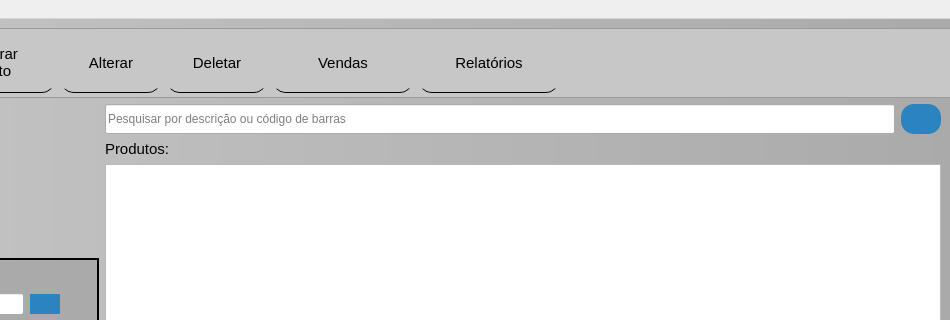
Old version of the form mainwindow.ui in the repository GabR36/QEstoqueLoja; both pictures show x 260 to 1210 and y 0 to 320 of the 1210 by 643 pixel window.
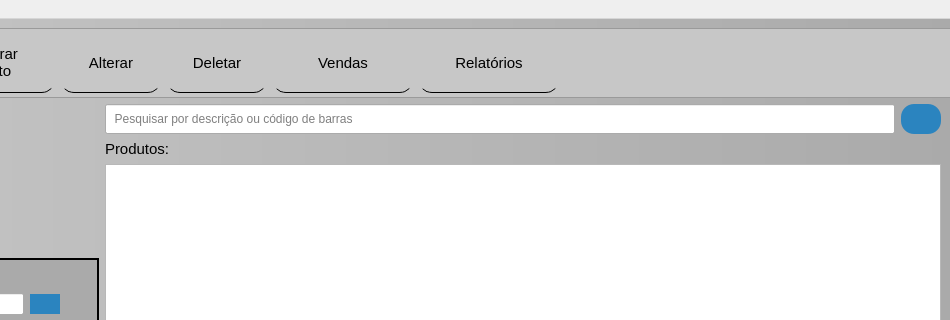
New version of the form. Icons and pictures are not drawn.

Commit message: botao abrir pagamento venda a prazo vendas.ui

Diff of the .ui file:
```diff
--- a/mainwindow.ui
+++ b/mainwindow.ui
@@ -577,7 +577,7 @@
            </size>
           </property>
           <property name="placeholderText">
-           <string>Pesquisar por descrição ou código de barras</string>
+           <string>  Pesquisar por descrição ou código de barras</string>
           </property>
          </widget>
         </item>
```
The commit also changes 5 other files.
